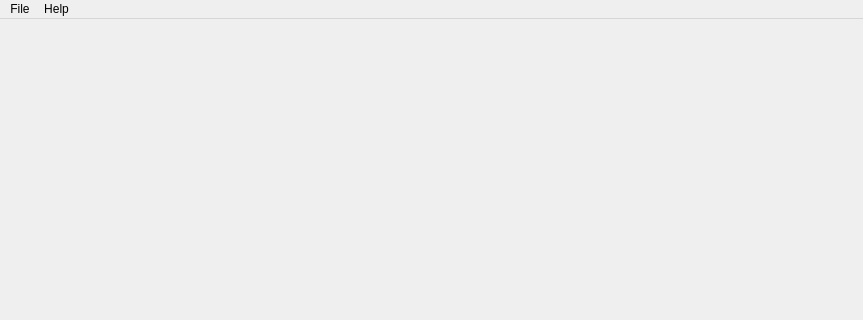
Old version of the form src/editor/EditorWindow.ui in the repository yuxshao/ptcollab; both pictures show x 0 to 863 and y 0 to 320 of the 863 by 576 pixel window.
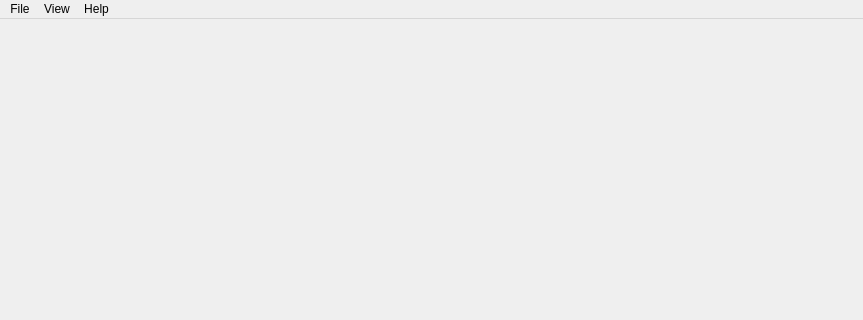
New version of the form. Icons and pictures are not drawn.

Commit message: view menu

What changed in the file:
```diff
--- a/src/editor/EditorWindow.ui
+++ b/src/editor/EditorWindow.ui
@@ -48,7 +48,16 @@
     <addaction name="actionAbout"/>
     <addaction name="actionShortcuts"/>
    </widget>
+   <widget class="QMenu" name="menuView">
+    <property name="title">
+     <string>View</string>
+    </property>
+    <addaction name="actionIncrease_font_size"/>
+    <addaction name="actionDecrease_font_size"/>
+    <addaction name="actionStyle"/>
+   </widget>
    <addaction name="menuFile"/>
+   <addaction name="menuView"/>
    <addaction name="menuHelp"/>
   </widget>
   <widget class="QStatusBar" name="statusbar"/>
```
Left out of the diff: 24 changed lines with no effect on the pictures. The commit also changes 6 other files.
